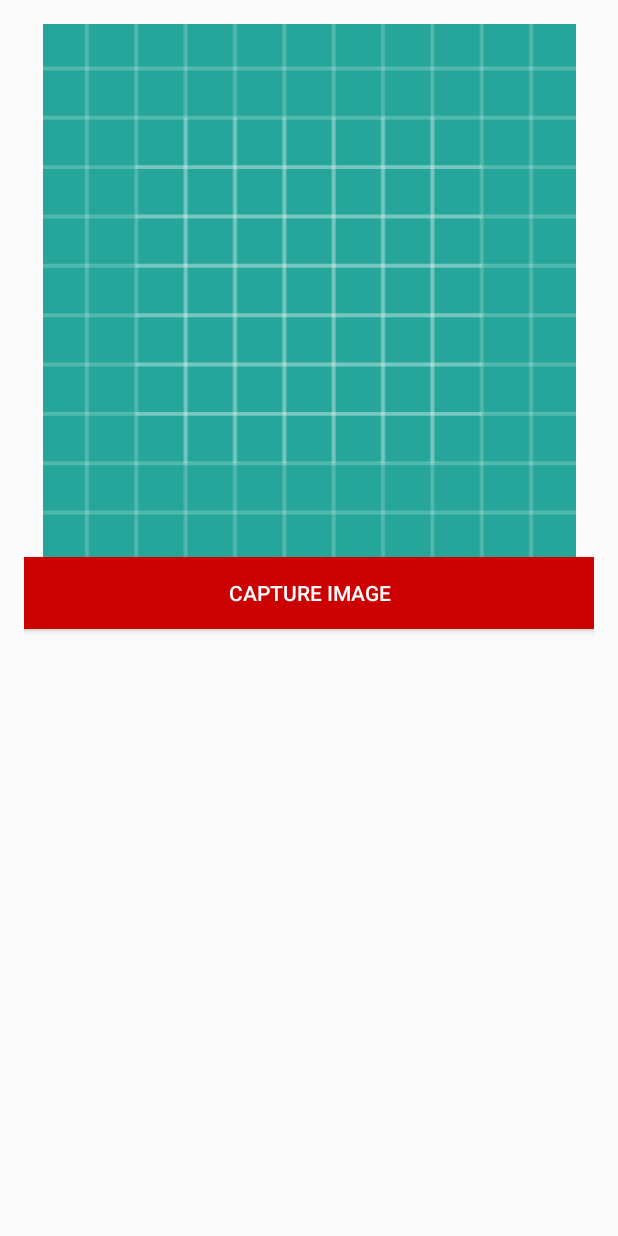
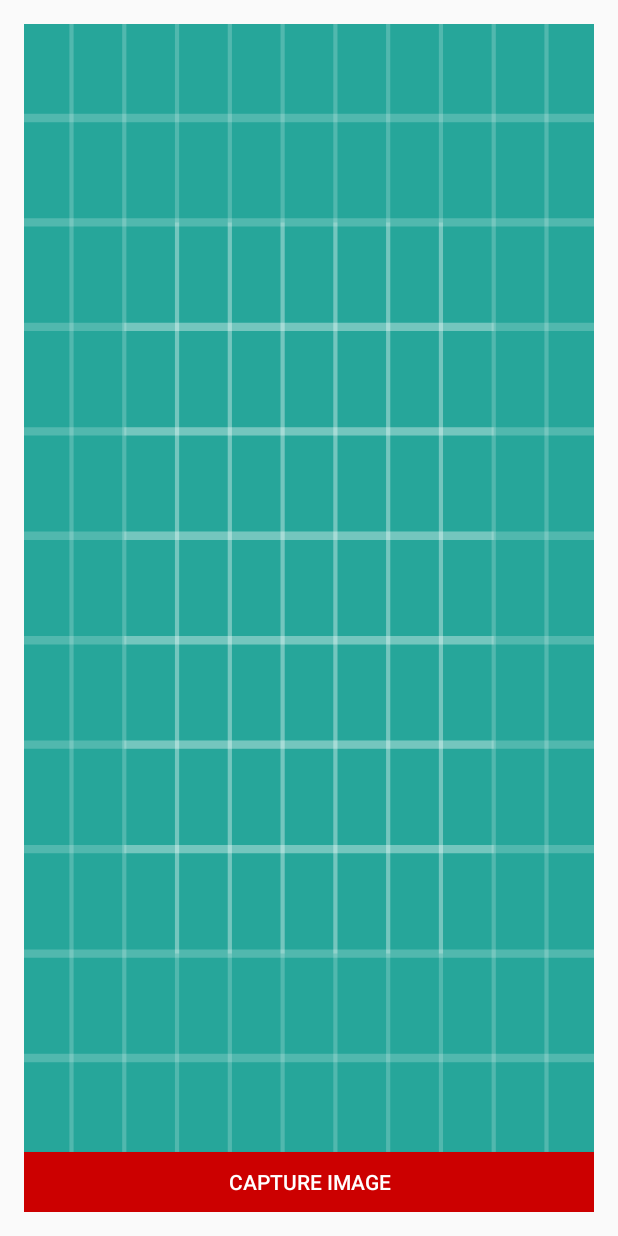
Before and after one commit to piotr-walen/Scrabble-Detector, an Android app: the screen it shows after launch (MainActivity), on a phone screen of 412 x 824 dp. Run offline under Robolectric (Android 15) with nearby library versions, the phone set to English and light mode, and no system bars; libraries missing offline, so code that uses them is left out: org.opencv.android, org.opencv.core, org.opencv.imgproc.

Commit message:
Fix image view wraping

```diff
--- a/app/src/main/java/com/example/piotr/scrabble_detector/MainActivity.java
+++ b/app/src/main/java/com/example/piotr/scrabble_detector/MainActivity.java
@@ -10,6 +10,7 @@ import android.util.Log;
 import android.view.View;
 import android.widget.Button;
 import android.widget.ImageView;
+import android.widget.LinearLayout;
 
 import org.opencv.android.BaseLoaderCallback;
 import org.opencv.android.LoaderCallbackInterface;
@@ -27,6 +28,7 @@ public class MainActivity extends Activity {
     ImageView imageView;
     Mat imageMat;
     Bitmap bitmap;
+    boolean isImageFitToScreen;
 
     protected void onCreate(Bundle savedInstanceState) {
         super.onCreate(savedInstanceState);
@@ -34,7 +36,6 @@ public class MainActivity extends Activity {
         setContentView(R.layout.activity_capture_image);
 
         Button btnCamera = findViewById(R.id.button);
-        imageView = findViewById(R.id.imageView);
         btnCamera.setOnClickListener(new View.OnClickListener() {
 
             @Override
@@ -43,6 +44,8 @@ public class MainActivity extends Activity {
                 startActivityForResult(intent, 0);
             }
         });
+
+        imageView = findViewById(R.id.imageView);
     }
 
     @Override
--- a/app/src/main/res/layout/activity_capture_image.xml
+++ b/app/src/main/res/layout/activity_capture_image.xml
@@ -4,29 +4,28 @@
     xmlns:tools="http://schemas.android.com/tools"
     android:layout_width="match_parent"
     android:layout_height="match_parent"
-    android:paddingLeft="16dp"
-    android:paddingRight="16dp"
-    android:paddingBottom="16dp"
-    android:paddingTop="16dp"
+    android:padding="16dp"
+    android:weightSum="10"
     android:orientation="vertical"
-    android:weightSum="10"
     tools:context="com.example.piotr.scrabble_detector.MainActivity">
 
+    <ImageView
+        android:layout_weight="10"
+        android:id="@+id/imageView"
+        android:layout_width="wrap_content"
+        android:layout_height="wrap_content"
+        android:layout_gravity="center_horizontal"
+        android:adjustViewBounds="true"
 
-    <ImageView
-        android:id="@+id/imageView"
-        android:layout_width="fill_parent"
-        android:layout_height="355dp"
+        android:scaleType="fitXY"
         android:src="@drawable/ic_launcher_background" />
-
     <Button
         android:id="@+id/button"
+        android:layout_weight="0"
+        android:layout_gravity="bottom"
+        android:layout_height="40dp"
         android:layout_width="match_parent"
-        android:layout_height="wrap_content"
-        android:layout_marginBottom="32dp"
         android:text="capture image"
         android:background="@android:color/holo_red_dark"
         android:textColor="@android:color/white"/>
-
-
 </LinearLayout>
```
